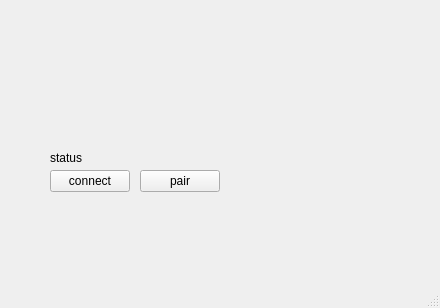
alyhasansakr/moonlight-qt, file app/mainwindow.ui: the form before one commit.
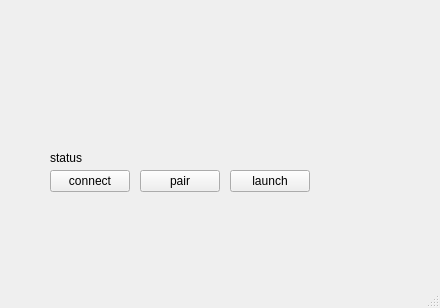
The form after the commit.

Commit message:
Session Launch
Added a button to start the first game in your list.
Corrected pair status detection

Diff of the .ui file:
```diff
--- a/app/mainwindow.ui
+++ b/app/mainwindow.ui
@@ -53,6 +53,19 @@
      <string>pair</string>
     </property>
    </widget>
+   <widget class="QPushButton" name="launch_pushButton">
+    <property name="geometry">
+     <rect>
+      <x>230</x>
+      <y>170</y>
+      <width>80</width>
+      <height>22</height>
+     </rect>
+    </property>
+    <property name="text">
+     <string>launch</string>
+    </property>
+   </widget>
   </widget>
   <widget class="QMenuBar" name="menubar">
    <property name="geometry">
```
The commit also changes 2 other files.
